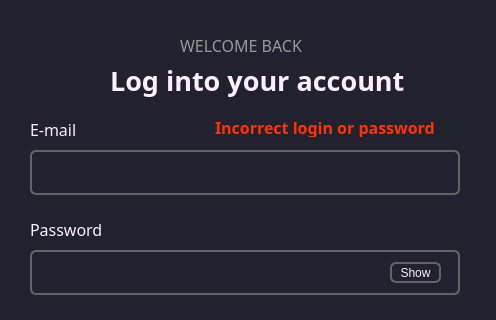
This is Client/login.ui in wakeUPdxxn/wmessage as Qt 5 draws it before an edit; both pictures show x 0 to 496 and y 0 to 320 of the 496 by 460 pixel window. The edited form follows.
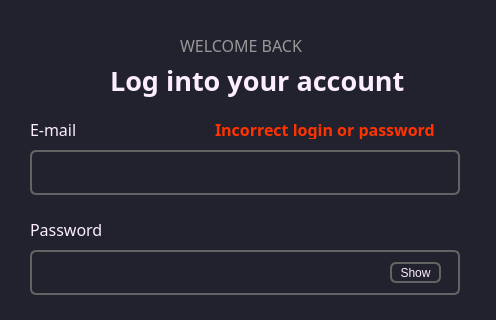
This is the edited form.

Patch:
```diff
--- a/Client/login.ui
+++ b/Client/login.ui
@@ -336,7 +336,7 @@
    <property name="geometry">
     <rect>
      <x>215</x>
-     <y>118</y>
+     <y>120</y>
      <width>251</width>
      <height>19</height>
     </rect>
```
